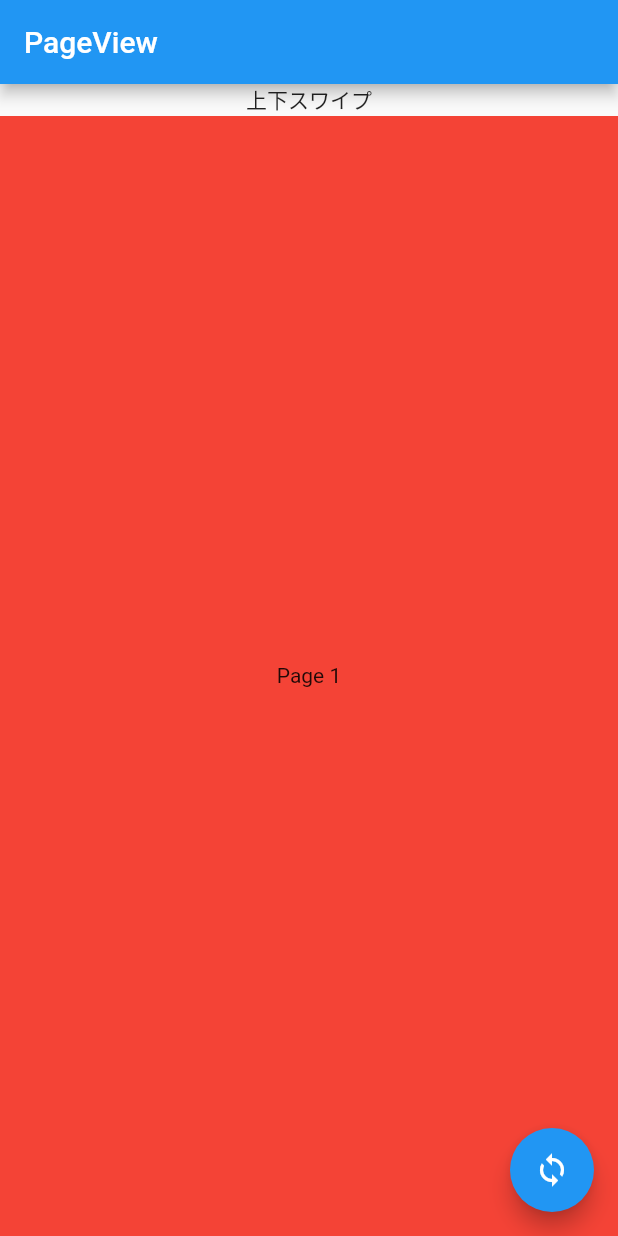
After one commit to nobushiueshi/flutter_widget_of_the_week, a Flutter app: the SamplePage009 screen opened directly, after a tap on the "loop" icon, on a phone screen of 412 x 824 dp. The commit adds this screen. Run offline on Flutter 3.47's test engine with Material 2 defaults, Android fonts, the phone set to English and light mode, and no system bars.

Commit message:
#009 PageViewを追加

```diff
--- /dev/null
+++ b/lib/presentation/pages/sample000/sample_page_009.dart
@@ -0,0 +1,68 @@
+import 'package:flutter/material.dart';
+
+class SamplePage009 extends StatefulWidget {
+  const SamplePage009({
+    Key? key,
+  }) : super(key: key);
+
+  @override
+  _SamplePage009State createState() => _SamplePage009State();
+}
+
+class _SamplePage009State extends State<SamplePage009> {
+  final _pageController = PageController(initialPage: 0);
+
+  bool _toggle = false;
+
+  @override
+  Widget build(BuildContext context) {
+    return Scaffold(
+      appBar: AppBar(
+        title: const Text('PageView'),
+      ),
+      body: SafeArea(
+        child: Column(
+          children: [
+            Center(
+              child: Text('${_toggle ? '上下' : '左右'}スワイプ'),
+            ),
+            Expanded(
+              child: PageView(
+                controller: _pageController,
+                scrollDirection: _toggle ? Axis.vertical : Axis.horizontal,
+                children: [
+                  Container(
+                    color: Colors.red,
+                    child: const Center(
+                      child: Text('Page 1'),
+                    ),
+                  ),
+                  Container(
+                    color: Colors.blue,
+                    child: const Center(
+                      child: Text('Page 2'),
+                    ),
+                  ),
+                  Container(
+                    color: Colors.green,
+                    child: const Center(
+                      child: Text('Page 3'),
+                    ),
+                  ),
+                ],
+              ),
+            ),
+          ],
+        ),
+      ),
+      floatingActionButton: FloatingActionButton(
+        onPressed: () {
+          setState(() {
+            _toggle = !_toggle;
+          });
+        },
+        child: const Icon(Icons.loop),
+      ),
+    );
+  }
+}
--- a/lib/presentation/pages/sample_page_list.dart
+++ b/lib/presentation/pages/sample_page_list.dart
@@ -7,6 +7,7 @@ import 'package:flutter_widget_of_the_week/presentation/pages/sample000/sample_p
 import 'package:flutter_widget_of_the_week/presentation/pages/sample000/sample_page_006.dart';
 import 'package:flutter_widget_of_the_week/presentation/pages/sample000/sample_page_007.dart';
 import 'package:flutter_widget_of_the_week/presentation/pages/sample000/sample_page_008.dart';
+import 'package:flutter_widget_of_the_week/presentation/pages/sample000/sample_page_009.dart';
 
 class SamplePageData {
   SamplePageData({
@@ -19,6 +20,7 @@ class SamplePageData {
 }
 
 final samplePageDataList = <SamplePageData>[
+  SamplePageData(name: '#9 PageView', widget: const SamplePage009()),
   SamplePageData(
       name: '#8 FloatingActionButton', widget: const SamplePage008()),
   SamplePageData(name: '#7 FadeTransition', widget: const SamplePage007()),
```
Also changed, not shown: 1 other file.
